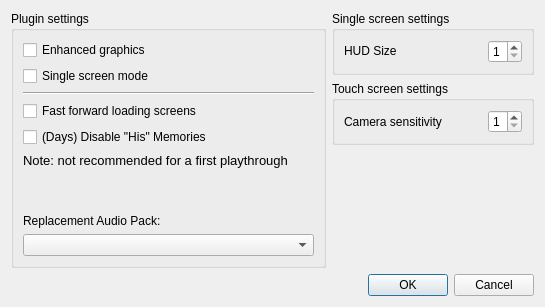
Before: the Qt Designer form src/frontend/qt_sdl/PluginSettingsDialog.ui in vitor251093/KHMelonMix, drawn with Qt 5.
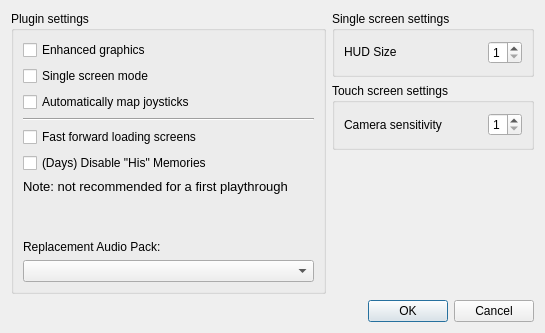
After: the same form once the commit is applied.

Commit message: Now it's possible to automatically map joysticks without the collection

```diff
--- a/src/frontend/qt_sdl/PluginSettingsDialog.ui
+++ b/src/frontend/qt_sdl/PluginSettingsDialog.ui
@@ -7,7 +7,7 @@
     <x>0</x>
     <y>0</y>
     <width>560</width>
-    <height>320</height>
+    <height>350</height>
    </rect>
   </property>
   <property name="sizePolicy">
@@ -147,65 +147,14 @@
       <string>Plugin settings</string>
      </property>
      <layout class="QGridLayout" name="gridLayout_2">
-      <item row="4" column="0">
-       <widget class="QCheckBox" name="cbDaysDisableHisMemories">
-        <property name="text">
-         <string>(Days) Disable &quot;His&quot; Memories</string>
-        </property>
-       </widget>
-      </item>
-      <item row="7" column="0" colspan="2">
-       <widget class="QLabel" name="label">
-        <property name="text">
-         <string>Replacement Audio Pack:</string>
-        </property>
-       </widget>
-      </item>
-      <item row="0" column="0">
-       <widget class="QCheckBox" name="cbEnhancedGraphics">
-        <property name="whatsThis">
-         <string>&lt;html&gt;&lt;head/&gt;&lt;body&gt;&lt;p&gt;Make changes to the game HUD so it can be adapted to any aspect ratio. Requires a plugin to be properly developed for that specific game.&lt;/p&gt;&lt;/body&gt;&lt;/html&gt;</string>
-        </property>
-        <property name="text">
-         <string>Enhanced graphics</string>
-        </property>
-       </widget>
-      </item>
-      <item row="8" column="0" colspan="2">
-       <widget class="QComboBox" name="cbxAudioPack">
-        <property name="whatsThis">
-         <string>&lt;html&gt;&lt;head/&gt;&lt;body&gt;&lt;p&gt;Replaces the audio tracks of the game with an installed audio pack. Requires a plugin to be properly developed for that specific game.&lt;/p&gt;&lt;/body&gt;&lt;/html&gt;</string>
-        </property>
-       </widget>
-      </item>
-      <item row="2" column="0" colspan="2">
+      <item row="3" column="0" colspan="2">
        <widget class="Line" name="line">
         <property name="orientation">
          <enum>Qt::Orientation::Horizontal</enum>
         </property>
        </widget>
       </item>
-      <item row="1" column="0">
-       <widget class="QCheckBox" name="cbSingleScreenMode">
-        <property name="whatsThis">
-         <string>&lt;html&gt;&lt;head/&gt;&lt;body&gt;&lt;p&gt;Adapts the game into a single screen, rendering everything on the top screen. Requires a plugin to be properly developed for that specific game.&lt;/p&gt;&lt;/body&gt;&lt;/html&gt;</string>
-        </property>
-        <property name="text">
-         <string>Single screen mode</string>
-        </property>
-       </widget>
-      </item>
-      <item row="3" column="0">
-       <widget class="QCheckBox" name="cbFFLoadingScreens">
-        <property name="whatsThis">
-         <string>&lt;html&gt;&lt;head/&gt;&lt;body&gt;&lt;p&gt;Fast forward the ingame loading screens. May cause audio glitches, unless you use a replacement audio pack. Requires a plugin to be properly developed for that specific game.&lt;/p&gt;&lt;/body&gt;&lt;/html&gt;</string>
-        </property>
-        <property name="text">
-         <string>Fast forward loading screens</string>
-        </property>
-       </widget>
-      </item>
-      <item row="5" column="0">
+      <item row="6" column="0">
        <widget class="QLabel" name="label_3">
         <property name="font">
          <font>
@@ -217,7 +166,14 @@
         </property>
        </widget>
       </item>
-      <item row="6" column="0">
+      <item row="5" column="0">
+       <widget class="QCheckBox" name="cbDaysDisableHisMemories">
+        <property name="text">
+         <string>(Days) Disable &quot;His&quot; Memories</string>
+        </property>
+       </widget>
+      </item>
+      <item row="7" column="0">
        <spacer name="verticalSpacer">
         <property name="orientation">
          <enum>Qt::Orientation::Vertical</enum>
@@ -230,6 +186,57 @@
         </property>
        </spacer>
       </item>
+      <item row="0" column="0">
+       <widget class="QCheckBox" name="cbEnhancedGraphics">
+        <property name="whatsThis">
+         <string>&lt;html&gt;&lt;head/&gt;&lt;body&gt;&lt;p&gt;Make changes to the game HUD so it can be adapted to any aspect ratio. Requires a plugin to be properly developed for that specific game.&lt;/p&gt;&lt;/body&gt;&lt;/html&gt;</string>
+        </property>
+        <property name="text">
+         <string>Enhanced graphics</string>
+        </property>
+       </widget>
+      </item>
+      <item row="4" column="0">
+       <widget class="QCheckBox" name="cbFFLoadingScreens">
+        <property name="whatsThis">
+         <string>&lt;html&gt;&lt;head/&gt;&lt;body&gt;&lt;p&gt;Fast forward the ingame loading screens. May cause audio glitches, unless you use a replacement audio pack. Requires a plugin to be properly developed for that specific game.&lt;/p&gt;&lt;/body&gt;&lt;/html&gt;</string>
+        </property>
+        <property name="text">
+         <string>Fast forward loading screens</string>
+        </property>
+       </widget>
+      </item>
+      <item row="9" column="0" colspan="2">
+       <widget class="QComboBox" name="cbxAudioPack">
+        <property name="whatsThis">
+         <string>&lt;html&gt;&lt;head/&gt;&lt;body&gt;&lt;p&gt;Replaces the audio tracks of the game with an installed audio pack. Requires a plugin to be properly developed for that specific game.&lt;/p&gt;&lt;/body&gt;&lt;/html&gt;</string>
+        </property>
+       </widget>
+      </item>
+      <item row="1" column="0">
+       <widget class="QCheckBox" name="cbSingleScreenMode">
+        <property name="whatsThis">
+         <string>&lt;html&gt;&lt;head/&gt;&lt;body&gt;&lt;p&gt;Adapts the game into a single screen, rendering everything on the top screen. Requires a plugin to be properly developed for that specific game.&lt;/p&gt;&lt;/body&gt;&lt;/html&gt;</string>
+        </property>
+        <property name="text">
+         <string>Single screen mode</string>
+        </property>
+       </widget>
+      </item>
+      <item row="8" column="0" colspan="2">
+       <widget class="QLabel" name="label">
+        <property name="text">
+         <string>Replacement Audio Pack:</string>
+        </property>
+       </widget>
+      </item>
+      <item row="2" column="0">
+       <widget class="QCheckBox" name="cbAutoMapJoysticks">
+        <property name="text">
+         <string>Automatically map joysticks</string>
+        </property>
+       </widget>
+      </item>
      </layout>
     </widget>
    </item>
```
The commit also changes 8 other files.
